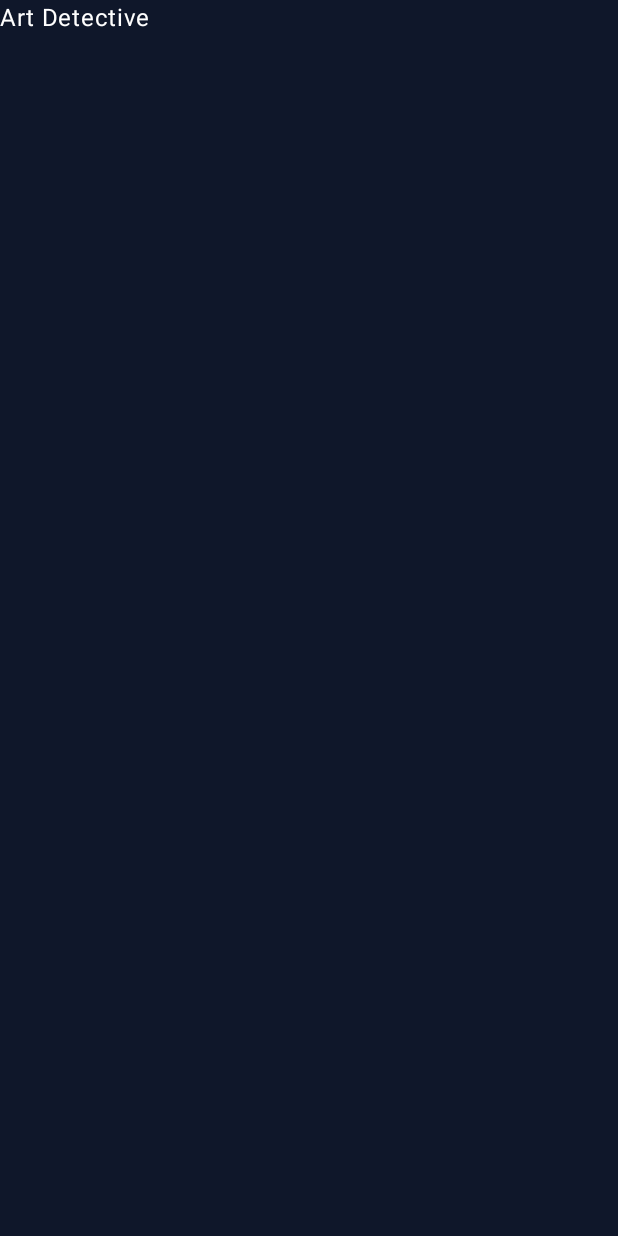
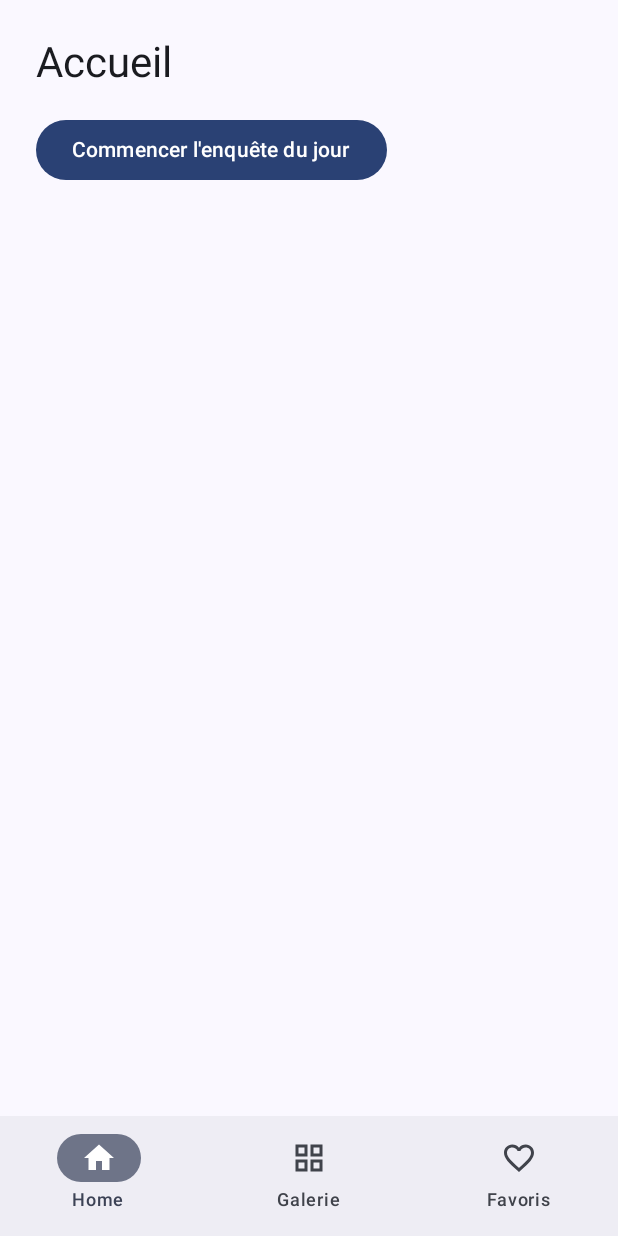
Before and after one commit to SamuellaFom/Art-Detective, an Android app built with Jetpack Compose: the screen it shows after launch (MainActivity), on a phone screen of 412 x 824 dp. Before the commit the screen is almost empty. Run offline under Robolectric (Android 15) with nearby library versions, the phone set to English and light mode, and no system bars.

Commit message:
feat(navigation): implement app navigation structure and main screen placeholders

```diff
--- a/app/build.gradle.kts
+++ b/app/build.gradle.kts
@@ -46,6 +46,7 @@ dependencies {
     implementation(libs.androidx.compose.ui.tooling.preview)
     implementation(libs.androidx.core.ktx)
     implementation(libs.androidx.lifecycle.runtime.ktx)
+    implementation(libs.androidx.ui)
     implementation(libs.coil.compose)
     implementation(libs.coil.network.okhttp)
     implementation(libs.retrofit)
--- a/app/src/main/java/fr/esgi/artdetective/MainActivity.kt
+++ b/app/src/main/java/fr/esgi/artdetective/MainActivity.kt
@@ -4,14 +4,8 @@ import android.os.Bundle
 import androidx.activity.ComponentActivity
 import androidx.activity.compose.setContent
 import androidx.activity.enableEdgeToEdge
-import androidx.compose.foundation.layout.fillMaxSize
-import androidx.compose.foundation.layout.padding
-import androidx.compose.material3.Scaffold
-import androidx.compose.material3.Text
-import androidx.compose.ui.Modifier
-import androidx.compose.ui.graphics.Color
+import fr.esgi.artdetective.navigation.ArtDetectiveApp
 import fr.esgi.artdetective.ui.theme.ArtDetectiveTheme
-import fr.esgi.artdetective.ui.theme.BackgroundDark
 
 class MainActivity : ComponentActivity() {
     override fun onCreate(savedInstanceState: Bundle?) {
@@ -19,16 +13,7 @@ class MainActivity : ComponentActivity() {
         enableEdgeToEdge()
         setContent {
             ArtDetectiveTheme {
-                Scaffold(
-                    modifier = Modifier.fillMaxSize(),
-                    containerColor = BackgroundDark) { innerPadding ->
-
-                    Text(
-                        "Art Detective",
-                        modifier = Modifier.padding(innerPadding),
-                        color = Color.White
-                    )
-                }
+                ArtDetectiveApp()
             }
         }
     }
--- /dev/null
+++ b/app/src/main/java/fr/esgi/artdetective/navigation/ArtDetectiveApp.kt
@@ -0,0 +1,86 @@
+package fr.esgi.artdetective.navigation
+
+import androidx.compose.foundation.layout.padding
+import androidx.compose.material3.Icon
+import androidx.compose.material3.NavigationBar
+import androidx.compose.material3.NavigationBarItem
+import androidx.compose.material3.Scaffold
+import androidx.compose.material3.Text
+import androidx.compose.runtime.Composable
+import androidx.compose.ui.Modifier
+import androidx.navigation.NavType
+import androidx.navigation.compose.NavHost
+import androidx.navigation.compose.composable
+import androidx.navigation.compose.currentBackStackEntryAsState
+import androidx.navigation.compose.rememberNavController
+import androidx.navigation.navArgument
+import fr.esgi.artdetective.ui.artist.ArtistScreen
+import fr.esgi.artdetective.ui.favorites.FavoritesScreen
+import fr.esgi.artdetective.ui.gallery.GalleryScreen
+import fr.esgi.artdetective.ui.home.HomeScreen
+import fr.esgi.artdetective.ui.investigation.InvestigationScreen
+
+@Composable
+fun ArtDetectiveApp() {
+    val navController = rememberNavController()
+    val currentRoute = navController.currentBackStackEntryAsState().value?.destination?.route
+    val showBottomBar = BottomTab.entries.any { it.route == currentRoute }
+
+    val selectTab: (BottomTab) -> Unit = { tab ->
+        navController.navigate(tab.route) {
+            popUpTo(Destinations.HOME) { saveState = true }
+            launchSingleTop = true
+            restoreState = true
+        }
+    }
+
+    Scaffold(
+        bottomBar = {
+            if (showBottomBar) {
+                NavigationBar {
+                    BottomTab.entries.forEach { tab ->
+                        NavigationBarItem(
+                            selected = currentRoute == tab.route,
+                            onClick = { selectTab(tab) },
+                            icon = { Icon(tab.icon, contentDescription = null) },
+                            label = { Text(tab.label) },
+                        )
+                    }
+                }
+            }
+        },
+    ) { innerPadding ->
+        NavHost(
+            navController = navController,
+            startDestination = Destinations.HOME,
+            modifier = Modifier.padding(innerPadding),
+        ) {
+            composable(Destinations.HOME) {
+                HomeScreen(onStartInvestigation = { navController.navigate(Destinations.investigation(1)) })
+            }
+            composable(Destinations.GALLERY) {
+                GalleryScreen(onOpenInvestigation = { id -> navController.navigate(Destinations.investigation(id)) })
+            }
+            composable(Destinations.FAVORITES) { FavoritesScreen() }
+            composable(
+                route = Destinations.INVESTIGATION,
+                arguments = listOf(navArgument("artworkId") { type = NavType.IntType }),
+            ) { entry ->
+                InvestigationScreen(
+                    artworkId = entry.arguments?.getInt("artworkId") ?: 0,
+                    onSolved = { artistId -> navController.navigate(Destinations.artist(artistId)) },
+                    onBack = { navController.popBackStack() },
+                )
+            }
+            composable(
+                route = Destinations.ARTIST,
+                arguments = listOf(navArgument("artistId") { type = NavType.IntType }),
+            ) { entry ->
+                ArtistScreen(
+                    artistId = entry.arguments?.getInt("artistId") ?: 0,
+                    onBack = { navController.popBackStack() },
+                )
+            }
+        }
+    }
+}
--- /dev/null
+++ b/app/src/main/java/fr/esgi/artdetective/navigation/Destinations.kt
@@ -0,0 +1,24 @@
+package fr.esgi.artdetective.navigation
+
+import androidx.compose.material.icons.Icons
+import androidx.compose.material.icons.filled.FavoriteBorder
+import androidx.compose.material.icons.filled.GridView
+import androidx.compose.material.icons.filled.Home
+import androidx.compose.ui.graphics.vector.ImageVector
+
+object Destinations {
+    const val HOME = "home"
+    const val GALLERY = "gallery"
+    const val FAVORITES = "favorites"
+    const val INVESTIGATION = "investigation/{artworkId}"
+    const val ARTIST = "artist/{artistId}"
+
+    fun investigation(artworkId: Int) = "investigation/$artworkId"
+    fun artist(artistId: Int) = "artist/$artistId"
+}
+
+enum class BottomTab(val route: String, val label: String, val icon: ImageVector) {
+    HOME(Destinations.HOME, "Home", Icons.Default.Home),
+    GALLERY(Destinations.GALLERY, "Galerie", Icons.Default.GridView),
+    FAVORITES(Destinations.FAVORITES, "Favoris", Icons.Default.FavoriteBorder),
+}
--- /dev/null
+++ b/app/src/main/java/fr/esgi/artdetective/ui/home/HomeScreen.kt
@@ -0,0 +1,25 @@
+package fr.esgi.artdetective.ui.home
+
+import androidx.compose.foundation.layout.Arrangement
+import androidx.compose.foundation.layout.Column
+import androidx.compose.foundation.layout.fillMaxSize
+import androidx.compose.foundation.layout.padding
+import androidx.compose.material3.Button
+import androidx.compose.material3.MaterialTheme
+import androidx.compose.material3.Text
+import androidx.compose.runtime.Composable
+import androidx.compose.ui.Modifier
+import androidx.compose.ui.unit.dp
+
+@Composable
+fun HomeScreen(onStartInvestigation: () -> Unit) {
+    Column(
+        modifier = Modifier.fillMaxSize().padding(24.dp),
+        verticalArrangement = Arrangement.spacedBy(16.dp),
+    ) {
+        Text("Accueil", style = MaterialTheme.typography.headlineMedium)
+        Button(onClick = onStartInvestigation) {
+            Text("Commencer l'enquête du jour")
+        }
+    }
+}
--- a/gradle/libs.versions.toml
+++ b/gradle/libs.versions.toml
@@ -12,6 +12,7 @@ composeBom = "2026.09.00"
 retrofit = "3.0.0"
 foundation = "1.12.1"
 navigation = "2.9.5"
+ui = "1.12.1"
 
 [libraries]
 androidx-core-ktx = { group = "androidx.core", name = "core-ktx", version.ref = "coreKtx" }
@@ -37,6 +38,7 @@ androidx-navigation-compose = { module = "androidx.navigation:navigation-compose
 androidx-lifecycle-viewmodel-compose = { module = "androidx.lifecycle:lifecycle-viewmodel-compose", version.ref = "lifecycleRuntimeKtx" }
 androidx-lifecycle-runtime-compose = { module = "androidx.lifecycle:lifecycle-runtime-compose", version.ref = "lifecycleRuntimeKtx" }
 androidx-compose-icons-extended = { module = "androidx.compose.material:material-icons-extended" }
+androidx-ui = { group = "androidx.compose.ui", name = "ui", version.ref = "ui" }
 
 [plugins]
 android-application = { id = "com.android.application", version.ref = "agp" }
```
Also changed, not shown: app/src/main/java/fr/esgi/artdetective/ui/artist/Artist.kt (added, +13 -0 lines), app/src/main/java/fr/esgi/artdetective/ui/favorites/Favorites.kt (added, +9 -0 lines), app/src/main/java/fr/esgi/artdetective/ui/gallery/Gallery.kt (added, +20 -0 lines), app/src/main/java/fr/esgi/artdetective/ui/investigation/Investigation.kt (added, +19 -0 lines), 1 other file.
